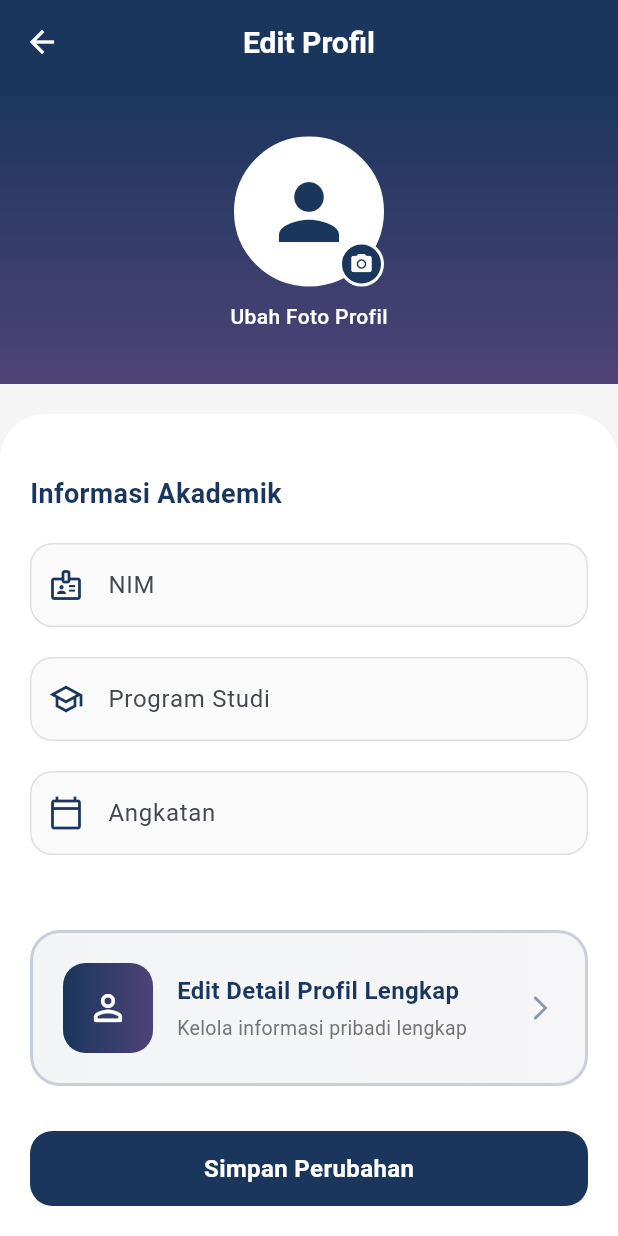
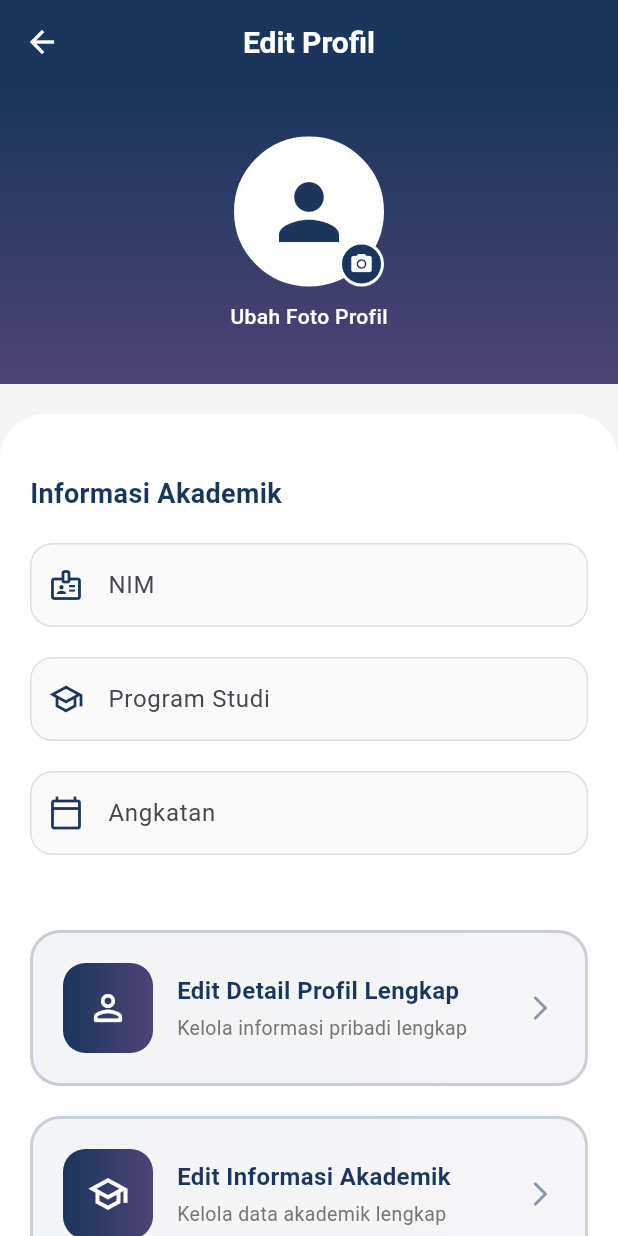
Before and after one commit to Gamma-2305036/upa-kerjasama-mobile, a Flutter app: the ProfilePage screen opened directly, after a tap on "Edit Profil", on a phone screen of 412 x 824 dp. Run offline on Flutter 3.47's test engine with Material 3 defaults, Android fonts, the phone set to English and light mode, and no system bars; our stand-ins replace file_picker, shared_preferences; missing offline and left inert: flutter_pdfview; accounts and stored records are empty; network calls fail.

Commit message:
Done Mobile

```diff
--- a/lib/services/auth_service.dart
+++ b/lib/services/auth_service.dart
@@ -37,7 +37,14 @@ class AuthService extends ChangeNotifier {
       final result = await ApiService.login(email, password);
 
       if (result['success']) {
-        // Load fresh user + profile from backend to ensure consistency after switching accounts/roles
+        // Set user immediately from login response
+        final userData = result['data']['user'];
+        if (userData != null) {
+          _user = User.fromJson(userData);
+          notifyListeners();
+        }
+
+        // Load fresh profile from backend
         await _loadUserProfile();
         return true;
       } else {
@@ -75,18 +82,21 @@ class AuthService extends ChangeNotifier {
       final result = await ApiService.getProfile();
 
       if (result['success']) {
-        _user = User.fromJson(result['data']['user']);
+        // Update user data from profile response if available
+        if (result['data']['user'] != null) {
+          _user = User.fromJson(result['data']['user']);
+        }
         _profile = _parseProfile(result['data']['profile']);
         notifyListeners();
       } else {
-        // If profile loading fails, clear user data
-        _user = null;
+        // If profile loading fails, keep user data but clear profile
+        // User data from login is still valid
         _profile = null;
         notifyListeners();
       }
     } catch (e) {
-      // If profile loading fails, clear user data
-      _user = null;
+      // If profile loading fails, keep user data but clear profile
+      // User data from login is still valid
       _profile = null;
       notifyListeners();
     }
--- a/lib/user/components/edit_profil_page.dart
+++ b/lib/user/components/edit_profil_page.dart
@@ -5,6 +5,7 @@ import 'pdf_viewer_page.dart';
 import 'package:provider/provider.dart';
 import '../../services/auth_service.dart';
 import 'edit_profil_detail_page.dart';
+import 'edit_academic_info_page.dart';
 
 class EditProfilPage extends StatefulWidget {
   const EditProfilPage({super.key});
@@ -307,6 +308,88 @@ class _EditProfilPageState extends State<EditProfilPage> {
                 ),
               ),
 
+              const SizedBox(height: 20),
+
+              // Card Edit Informasi Akademik
+              InkWell(
+                onTap: () {
+                  Navigator.push(
+                    context,
+                    MaterialPageRoute(builder: (context) => const EditAcademicInfoPage()),
+                  );
+                },
+                borderRadius: BorderRadius.circular(20),
+                child: Container(
+                  padding: const EdgeInsets.all(20),
+                  decoration: BoxDecoration(
+                    gradient: LinearGradient(
+                      colors: [
+                        Color(0xFF1A365D).withOpacity(0.05),
+                        Color(0xFF4E4376).withOpacity(0.05),
+                      ],
+                    ),
+                    borderRadius: BorderRadius.circular(20),
+                    border: Border.all(
+                      color: Color(0xFF1A365D).withOpacity(0.2),
+                      width: 2,
+                    ),
+                  ),
+                  child: Row(
+                    children: [
+                      // Icon Container
+                      Container(
+                        width: 60,
+                        height: 60,
+                        decoration: BoxDecoration(
+                          gradient: LinearGradient(
+                            colors: [
+                              Color(0xFF1A365D),
+                              Color(0xFF4E4376),
+                            ],
+                          ),
+                          borderRadius: BorderRadius.circular(15),
+                        ),
+                        child: Icon(
+                          Icons.school_outlined,
+                          color: Colors.white,
+                          size: 28,
+                        ),
+                      ),
+                      const SizedBox(width: 16),
+                      // Text Content
+                      Expanded(
+                        child: Column(
+                          crossAxisAlignment: CrossAxisAlignment.start,
+                          children: [
+                            Text(
+                              'Edit Informasi Akademik',
+                              style: TextStyle(
+                                fontSize: 16,
+                                fontWeight: FontWeight.w700,
+                                color: Color(0xFF1A365D),
+                              ),
+                            ),
+                            const SizedBox(height: 4),
+                            Text(
+                              'Kelola data akademik lengkap',
+                              style: TextStyle(
+                                fontSize: 13,
+                                color: Colors.grey[600],
+                              ),
+                            ),
+                          ],
+                        ),
+                      ),
+                      Icon(
+                        Icons.arrow_forward_ios_rounded,
+                        color: Color(0xFF1A365D).withOpacity(0.5),
+                        size: 20,
+                      ),
+                    ],
+                  ),
+                ),
+              ),
+
               const SizedBox(height: 30),
 
               // Tombol Simpan
--- a/lib/user/pages/profile.dart
+++ b/lib/user/pages/profile.dart
@@ -3,7 +3,6 @@ import 'package:provider/provider.dart';
 import '../../login_page.dart';
 import '../../services/auth_service.dart';
 import '../components/edit_profil_page.dart';
-import '../components/edit_academic_info_page.dart';
 import '../components/lamaran_saya_page.dart';
 import '../components/lowongan_tersimpan_page.dart';
 import '../components/notifikasi_page.dart';
@@ -174,19 +173,6 @@ class ProfilePage extends StatelessWidget {
                 );
               },
             ),
-
-            _buildMenuItem(
-              icon: Icons.school_outlined,
-              title: 'Edit Informasi Akademik',
-              subtitle: 'Kelola data akademik lengkap',
-              onTap: () {
-                Navigator.push(
-                  context,
-                  MaterialPageRoute(builder: (context) => const EditAcademicInfoPage()),
-                );
-              },
-            ),
-
 
             _buildMenuItem(
               icon: Icons.work_outline,
```
Also changed, not shown: flutter_04.png (added).
